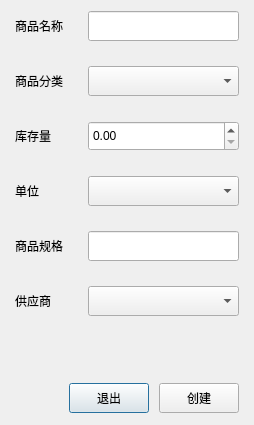
First picture: the form in Qt/ERP/dialognewgoods.ui, repository superp2017/NTERP, before the edit.
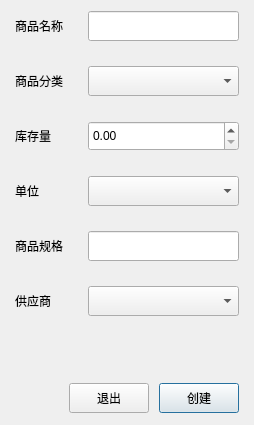
Second picture: the form after the edit.

Diff of the .ui file:
```diff
--- a/Qt/ERP/dialognewgoods.ui
+++ b/Qt/ERP/dialognewgoods.ui
@@ -176,6 +176,9 @@
        <property name="text">
         <string>退出</string>
        </property>
+       <property name="autoDefault">
+        <bool>false</bool>
+       </property>
       </widget>
      </item>
      <item>
```
